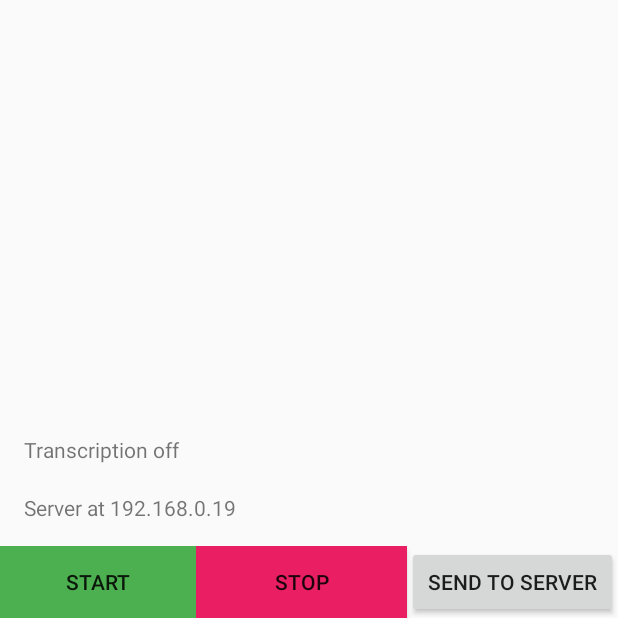
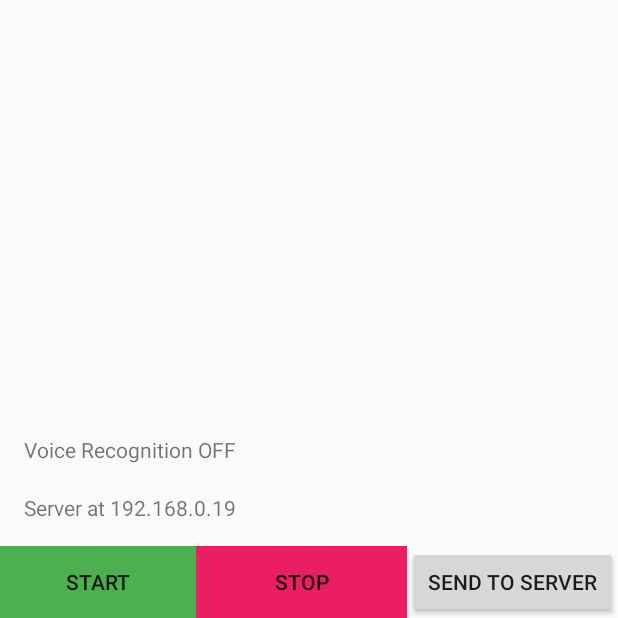
Before and after one commit to stairs1/memory-expansion-tools, an Android app: the screen it shows after launch (MainActivity), on a phone screen of 412 x 824 dp, the part 618-1236 px from its top. Run offline under Robolectric (Android 15) with nearby library versions, the phone set to English and light mode, and no system bars.

Commit message:
allow disconnecting headset and continuing thru phone mic

```diff
--- a/SAMdroid/app/src/main/java/com/example/samdroid/MainActivity.java
+++ b/SAMdroid/app/src/main/java/com/example/samdroid/MainActivity.java
@@ -122,12 +122,12 @@ public class MainActivity extends AppCompatActivity {
                 String started = intent.getStringExtra("STARTED");
                 if(started!=null && started.equalsIgnoreCase("on")){
                     full_service_running = true;
-                    voicerec_state.setText("Voice Recognition ON");
-                    headset_state.setText("Using built-in mic");
+                    voicerec_state.setText(R.string.voice_recognition_on);
+                    headset_state.setText(R.string.use_built_in_mic);
                 }
                 else if(started != null && started.equalsIgnoreCase("off")){
                     full_service_running = false;
-                    voicerec_state.setText("Voice Recognition OFF");
+                    voicerec_state.setText(R.string.voice_recognition_off);
                     headset_state.setText("");
                 }
             }
--- a/SAMdroid/app/src/main/res/layout/activity_main.xml
+++ b/SAMdroid/app/src/main/res/layout/activity_main.xml
@@ -54,7 +54,7 @@
         <TextView
                 android:layout_width="wrap_content"
                 android:layout_height="wrap_content"
-                android:text="Transcription off"
+                android:text="@string/voice_recognition_off"
                 android:id="@+id/network_info"/>
 
         <TextView
--- a/SAMdroid/app/src/main/res/values/strings.xml
+++ b/SAMdroid/app/src/main/res/values/strings.xml
@@ -3,4 +3,7 @@
     <string name="button_headset">Connect Headset</string>
     <string name="button_start_service">Start</string>
     <string name="button_stop_service">STOP</string>
+    <string name="voice_recognition_off">Voice Recognition OFF</string>
+    <string name="use_built_in_mic">Using built-in mic</string>
+    <string name="voice_recognition_on">Voice Recognition ON</string>
 </resources>
```
Also changed, not shown: SAMdroid/app/src/main/java/com/example/samdroid/FullService.java (+16 -19 lines).
